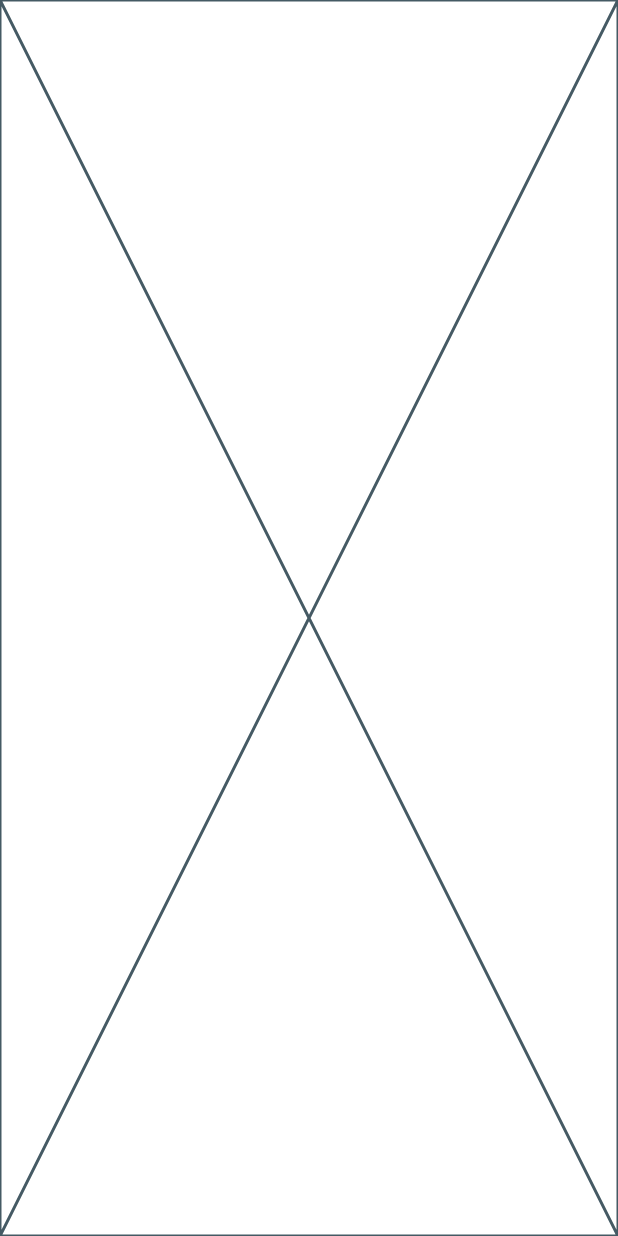
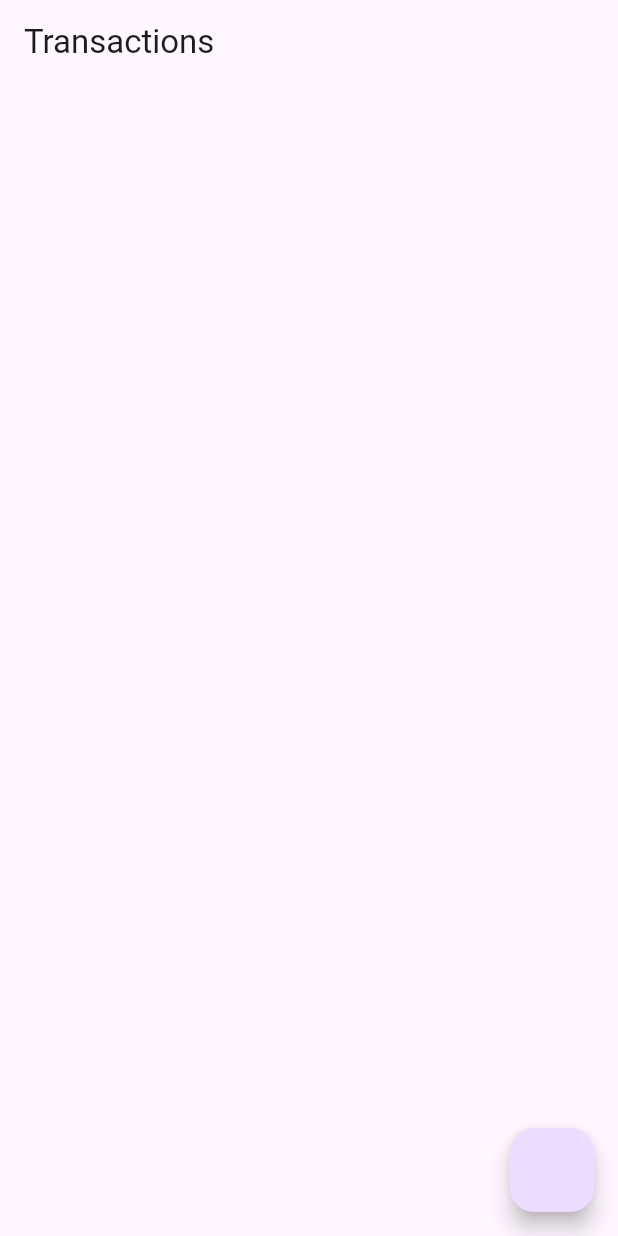
Before and after one commit to PriyanthaFdo/trackpense, a Flutter app: the screen it shows after launch, on a phone screen of 412 x 824 dp. Run offline on Flutter 3.47's test engine with Material 3 defaults, Android fonts, the phone set to English and light mode, and no system bars; our stand-ins replace drift, drift_flutter, flutter_bloc, go_router, loading_indicator; accounts and stored records are empty; generated files the repository leaves out were written again.

Commit message:
payment bloc creation and binding

```diff
--- /dev/null
+++ b/lib/data/blocs/payment_bloc.dart
@@ -0,0 +1,81 @@
+import 'dart:async';
+
+import 'package:flutter_bloc/flutter_bloc.dart';
+import 'package:trackpense/data/database/database.dart';
+import 'package:trackpense/data/repositories/payment_repo.dart';
+
+class PaymentBloc extends Bloc<PaymentEvent, PaymentState> {
+  PaymentBloc(AppDatabase database) //
+    : _repo = PaymentRepo(database),
+      super(PaymentLoadingState()) {
+    on<GetAllPaymentsEvent>(_handleGetAllPaymentsEvent);
+    on<CreatePaymentEvent>(_handleCreatePaymentEvent);
+  }
+
+  final PaymentRepo _repo;
+
+  Future<void> _handleGetAllPaymentsEvent(GetAllPaymentsEvent event, Emitter<PaymentState> emit) async {
+    emit(PaymentLoadingState());
+
+    await emit.forEach<List<PaymentData>>(
+      _repo.watchAllPayments(),
+      onData: (payments) => PaymentLoadedState(payments: payments),
+      onError: (error, stackTrace) => PaymentErrorState(error: error, stackTrace: stackTrace),
+    );
+  }
+
+  Future<void> _handleCreatePaymentEvent(CreatePaymentEvent event, Emitter<PaymentState> emit) async {
+    try {
+      await _repo.createPayment(
+        dateTime: event.dateTime,
+        description: event.description,
+        amount: event.amount,
+        isExpense: event.isExpense,
+      );
+    } catch (e, s) {
+      emit(PaymentErrorState(error: e, stackTrace: s));
+    }
+  }
+}
+
+// ======== EVENTS ========
+sealed class PaymentEvent {}
+
+class GetAllPaymentsEvent extends PaymentEvent {}
+
+class CreatePaymentEvent extends PaymentEvent {
+  CreatePaymentEvent({
+    required this.dateTime,
+    required this.description,
+    required this.amount,
+    required this.isExpense,
+  });
+
+  final DateTime dateTime;
+  final String description;
+  final double amount;
+  final bool isExpense;
+}
+
+// ======== STATES ========
+sealed class PaymentState {}
+
+class PaymentLoadingState extends PaymentState {}
+
+class PaymentLoadedState extends PaymentState {
+  PaymentLoadedState({required this.payments});
+
+  final List<PaymentData> payments;
+}
+
+class PaymentErrorState extends PaymentState {
+  PaymentErrorState({
+    required this.error,
+    this.stackTrace,
+    this.message,
+  });
+
+  final Object error;
+  final StackTrace? stackTrace;
+  final String? message;
+}
--- /dev/null
+++ b/lib/data/constants/kjp_colors.dart
@@ -0,0 +1,5 @@
+import 'package:flutter/material.dart';
+
+class KjpColors {
+  static const primary = Color(0xFF0C4776);
+}
--- a/lib/data/constants/kjp_constants.dart
+++ b/lib/data/constants/kjp_miscellaneous.dart
@@ -1,6 +1,6 @@
 import 'package:uuid/uuid.dart';
 
-class KjpConstants {
+class KjpMiscellaneous {
   static const String databaseName = 'trackpense.db';
   static const uuid = Uuid();
 }
--- a/lib/data/database/database.dart
+++ b/lib/data/database/database.dart
@@ -1,7 +1,7 @@
 import 'package:drift/drift.dart';
 import 'package:drift_flutter/drift_flutter.dart';
 import 'package:path_provider/path_provider.dart';
-import 'package:trackpense/data/constants/kjp_constants.dart';
+import 'package:trackpense/data/constants/kjp_miscellaneous.dart';
 import 'package:trackpense/data/database/tables/payment.dart';
 
 part 'database.g.dart';
@@ -15,7 +15,7 @@ class AppDatabase extends _$AppDatabase {
 
   static QueryExecutor _openConnection() {
     return driftDatabase(
-      name: KjpConstants.databaseName,
+      name: KjpMiscellaneous.databaseName,
       web: DriftWebOptions(
         sqlite3Wasm: Uri.parse('sqlite3.wasm'),
         driftWorker: Uri.parse('drift_worker.js'),
--- a/lib/data/database/tables/payment.dart
+++ b/lib/data/database/tables/payment.dart
@@ -1,8 +1,8 @@
 import 'package:drift/drift.dart';
-import 'package:trackpense/data/constants/kjp_constants.dart';
+import 'package:trackpense/data/constants/kjp_miscellaneous.dart';
 
 class Payment extends Table {
-  TextColumn get uuid => text().clientDefault(() => KjpConstants.uuid.v4())();
+  TextColumn get uuid => text().clientDefault(() => KjpMiscellaneous.uuid.v4())();
   DateTimeColumn get date => dateTime()();
   TextColumn get description => text().withLength(min: 1, max: 255)();
   RealColumn get amount => real()();
--- a/lib/src/app.dart
+++ b/lib/src/app.dart
@@ -1,4 +1,7 @@
 import 'package:flutter/material.dart';
+import 'package:flutter_bloc/flutter_bloc.dart';
+import 'package:trackpense/data/blocs/payment_bloc.dart';
+import 'package:trackpense/data/database/database.dart';
 import 'package:trackpense/src/router.dart';
 
 class App extends StatefulWidget {
@@ -9,11 +12,23 @@ class App extends StatefulWidget {
 }
 
 class _AppState extends State<App> {
+  late final AppDatabase _database;
+  @override
+  void initState() {
+    super.initState();
+    _database = AppDatabase();
+  }
+
   @override
   Widget build(BuildContext context) {
-    return MaterialApp.router(
-      debugShowCheckedModeBanner: false,
-      routerConfig: router,
+    return MultiBlocProvider(
+      providers: [
+        BlocProvider(create: (context) => PaymentBloc(_database)),
+      ],
+      child: MaterialApp.router(
+        debugShowCheckedModeBanner: false,
+        routerConfig: router,
+      ),
     );
   }
 }
--- a/lib/src/views/home_view.dart
+++ b/lib/src/views/home_view.dart
@@ -1,4 +1,7 @@
 import 'package:flutter/material.dart';
+import 'package:flutter_bloc/flutter_bloc.dart';
+import 'package:trackpense/data/blocs/payment_bloc.dart';
+import 'package:trackpense/src/widgets/loading.dart';
 
 class HomeView extends StatefulWidget {
   const HomeView({super.key});
@@ -8,8 +11,47 @@ class HomeView extends StatefulWidget {
 }
 
 class _HomeViewState extends State<HomeView> {
+  late final PaymentBloc _paymentBloc;
+
+  @override
+  void initState() {
+    super.initState();
+    _paymentBloc = context.read<PaymentBloc>();
+    _paymentBloc.add(GetAllPaymentsEvent());
+  }
+
   @override
   Widget build(BuildContext context) {
-    return const Placeholder();
+    return Scaffold(
+      appBar: AppBar(title: const Text('Transactions')),
+      floatingActionButton: FloatingActionButton(
+        onPressed: () => _paymentBloc.add(
+          CreatePaymentEvent(
+            dateTime: DateTime.now(),
+            description: 'Test',
+            amount: 100.0,
+            isExpense: true,
+          ),
+        ),
+      ),
+      body: BlocConsumer<PaymentBloc, PaymentState>(
+        listener: (_, __) {},
+        builder: (context, state) {
+          if (state is PaymentLoadedState) {
+            return ListView.builder(
+              itemCount: state.payments.length,
+              itemBuilder: (context, index) {
+                return ListTile(
+                  title: Text(state.payments[index].description),
+                  subtitle: Text(state.payments[index].amount.toString()),
+                );
+              },
+            );
+          } else {
+            return loading();
+          }
+        },
+      ),
+    );
   }
 }
--- /dev/null
+++ b/lib/src/widgets/loading.dart
@@ -0,0 +1,115 @@
+import 'dart:async';
+
+import 'package:flutter/material.dart';
+import 'package:loading_indicator/loading_indicator.dart';
+import 'package:trackpense/core/extensions/color_extension.dart';
+import 'package:trackpense/data/constants/kjp_colors.dart';
+
+/// Utility class for managing a loading indicator using Overlay.
+class LoadingOverlay {
+  static void show(
+    OverlayState overlayState, {
+    Duration showDuration = const Duration(seconds: 1),
+  }) {
+    _LoadingIndicatorHandler.instance.show(
+      overlayState,
+      showDuration: showDuration,
+    );
+  }
+
+  static Future<void> dismiss() async => await _LoadingIndicatorHandler.instance.dismiss();
+}
+
+/// Singleton handler for the loading overlay.
+class _LoadingIndicatorHandler {
+  _LoadingIndicatorHandler._internal();
+
+  static final _LoadingIndicatorHandler instance = _LoadingIndicatorHandler._internal();
+
+  OverlayEntry? _overlayEntry;
+  bool _isShowing = false;
+  Completer? _showTimer;
+  Timer? _timeoutTimer;
+
+  /// Displays the loading indicator overlay.
+  void show(
+    OverlayState overlayState, {
+    Duration timeout = const Duration(minutes: 5),
+    Duration showDuration = const Duration(milliseconds: 500),
+  }) {
+    if (_isShowing) return;
+    _isShowing = true;
+
+    _overlayEntry = OverlayEntry(
+      builder: (context) => Stack(
+        children: [
+          ModalBarrier(color: Colors.black.withValues(alpha: 0.5), dismissible: false),
+          loading(null),
+        ],
+      ),
+    );
+
+    overlayState.insert(_overlayEntry!);
+
+    _showTimer = Completer();
+    Future.delayed(showDuration, () {
+      _showTimer!.complete();
+    });
+
+    _timeoutTimer?.cancel();
+    _timeoutTimer = Timer(timeout, () {
+      if (_isShowing && _overlayEntry != null) {
+        dismiss();
+        throw 'Loading not removed after $timeout';
+      }
+    });
+  }
+
+  /// Dismisses the loading indicator overlay.
+  Future<void> dismiss() async {
+    _timeoutTimer?.cancel();
+    _timeoutTimer = null;
+    if (_isShowing && _overlayEntry != null) {
+      await _showTimer!.future;
+      _showTimer = null;
+      _overlayEntry?.remove();
+      _overlayEntry = null;
+      _isShowing = false;
+    }
+  }
+}
+
+/// Returns the loading widget.
+Widget loading([String? loadingMessage]) {
+  return Center(
+    child: Row(
+      mainAxisAlignment: MainAxisAlignment.center,
+      children: [
+        SizedBox.square(
+          dimension: 50,
+          child: LoadingIndicator(
+            indicatorType: Indicator.ballScaleMultiple,
+            colors: [
+              KjpColors.primary.lighten(0.5),
+              KjpColors.primary,
+              KjpColors.primary.darken(0.2),
+              KjpColors.primary.darken(0.75),
+            ],
+          ),
+        ),
+        if (loadingMessage != null)
+          Padding(
+            padding: const EdgeInsets.only(left: 10),
+            child: Text(
+              loadingMessage,
+              textAlign: TextAlign.center,
+              style: const TextStyle(
+                color: KjpColors.primary,
+                fontSize: 24,
+              ),
+            ),
+          ),
+      ],
+    ),
+  );
+}
--- a/pubspec.yaml
+++ b/pubspec.yaml
@@ -15,6 +15,8 @@ dependencies:
   flutter: {sdk: flutter}
   go_router: ^16.1.0
   uuid: ^4.5.1
+  flutter_bloc: ^9.1.1
+  loading_indicator: ^3.1.1
 
 dev_dependencies:
   flutter_lints: ^5.0.0
```
Also changed, not shown: lib/core/extensions/color_extension.dart (added, +17 -0 lines), lib/data/repositories/payment_repo.dart (+7 -6 lines), lib/data/database/database.g.dart, pubspec.lock, 1 other file.
